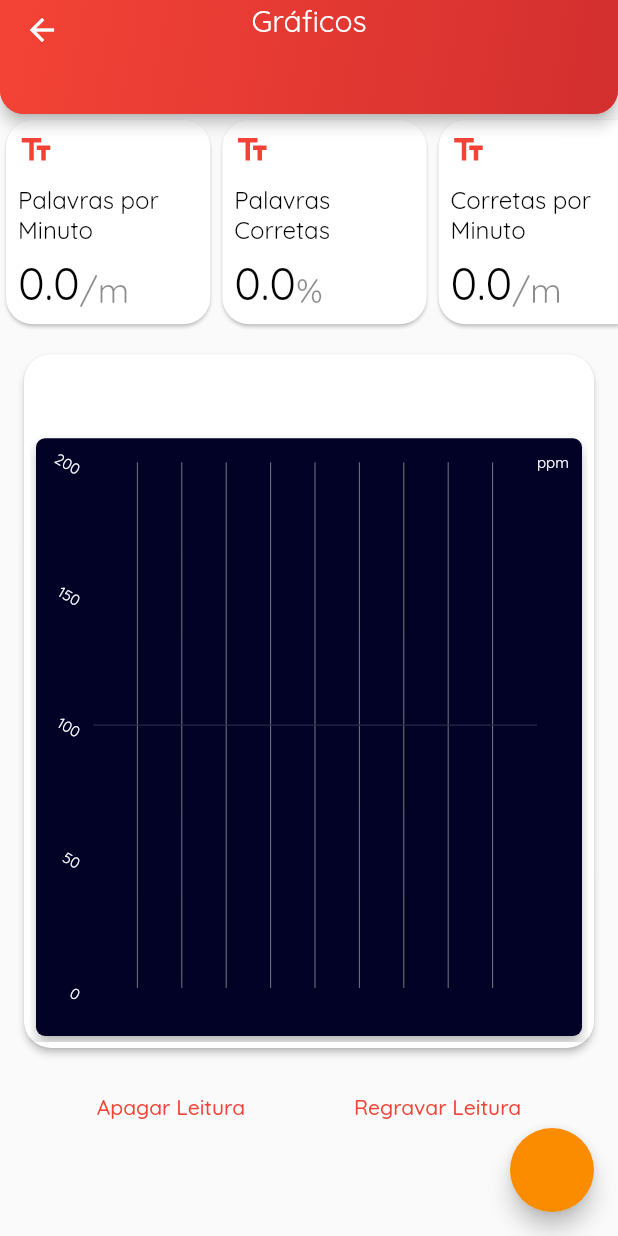
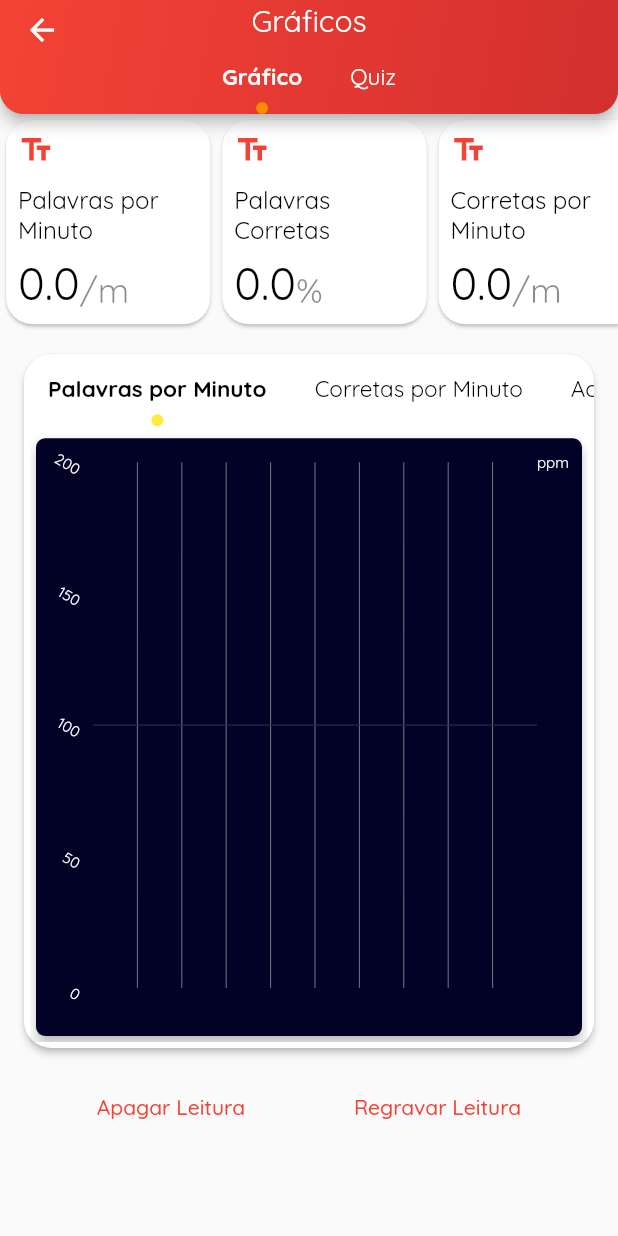
Before and after one commit to militaumbro/Lepic, a Flutter app: the GraphsPage screen opened directly with empty values, on a phone screen of 412 x 824 dp. Run offline on Flutter 3.47's test engine with Material 2 defaults, Android fonts, the phone set to English and light mode, and no system bars; drawn by our look-alikes of auto_size_text, fl_chart; our stand-ins replace audio_video_progress_bar, audioplayers, file_picker, flutter_spinkit, google_fonts, hive and 1 more; missing offline and left inert: flutter_audio_recorder; accounts and stored records are empty; generated files the repository leaves out were written again.

Commit message:
preparando primeiro APK

```diff
--- a/lib/src/pages/graphs/graphs_page.dart
+++ b/lib/src/pages/graphs/graphs_page.dart
@@ -91,7 +91,7 @@ class _GraphsPageState extends State<GraphsPage> with TickerProviderStateMixin {
 
     return Scaffold(
       //exportar relatorio final
-      floatingActionButton: FloatingActionButton(onPressed: () {}),
+      // floatingActionButton: FloatingActionButton(onPressed: () {}),
       appBar: AppBar(
         shape: appBarBottomShape,
         centerTitle: true,
```
